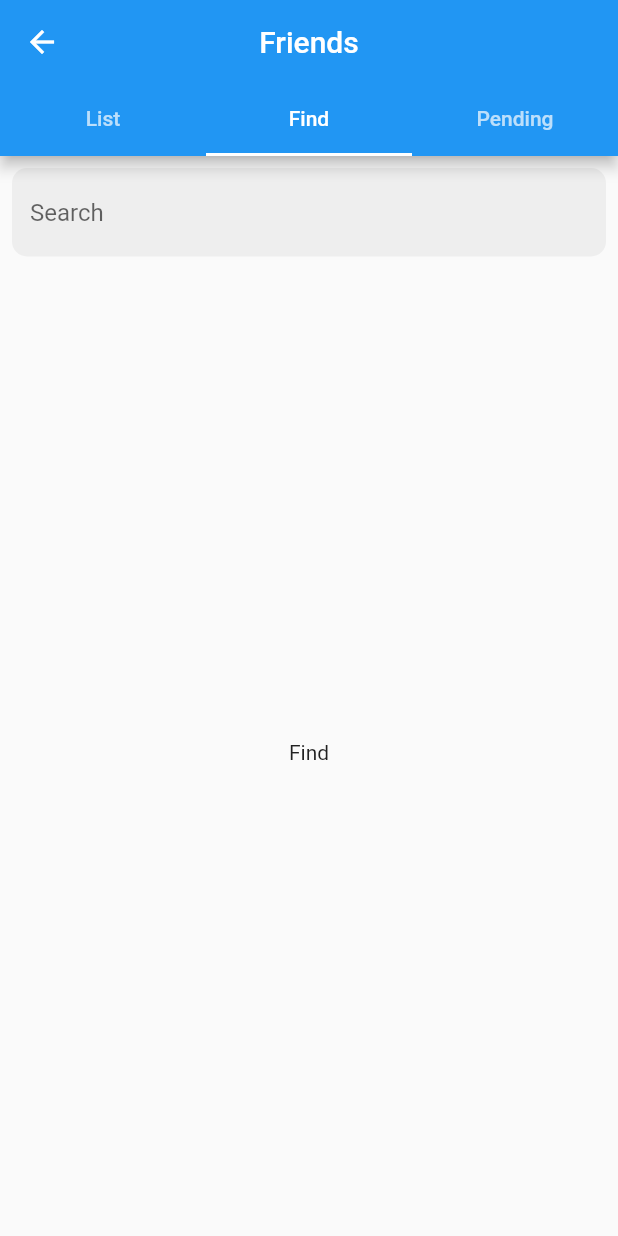
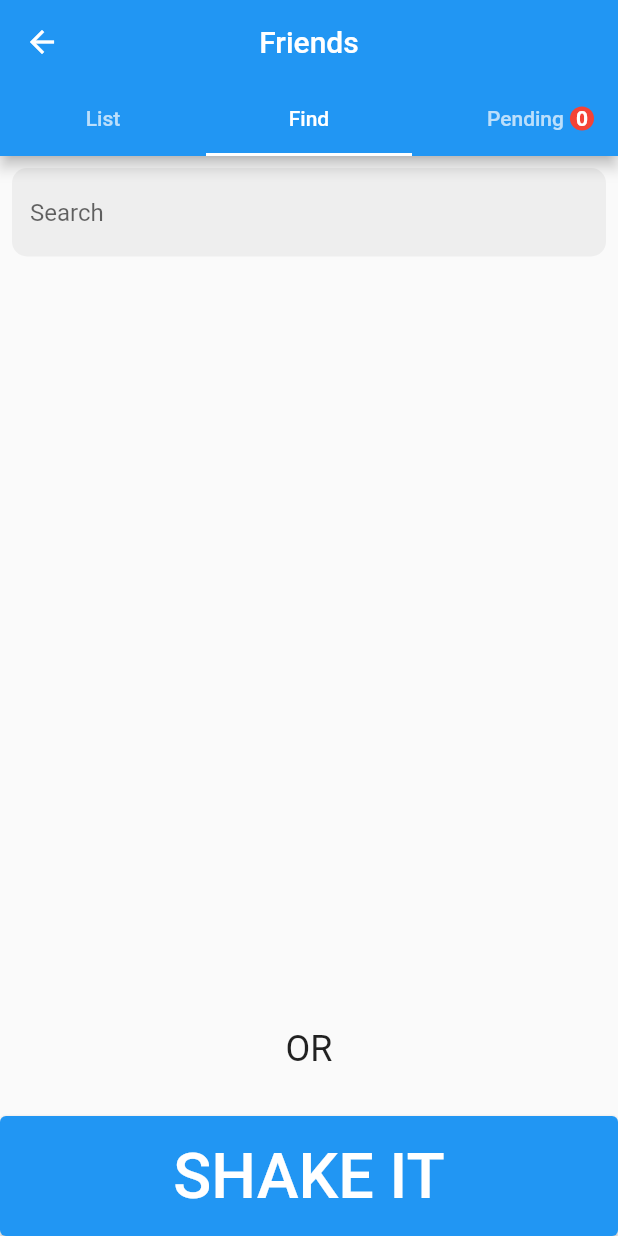
Before and after one commit to VAKOPWR/project_jelly, a Flutter app: the FriendsPage screen opened by its route, tab 2 chosen, on a phone screen of 412 x 824 dp. Run offline on Flutter 3.47's test engine with Material 2 defaults, Android fonts, the light colour scheme and no system bars; our stand-ins replace form_field_validator, geolocator, google_maps_flutter, location; network calls fail; project files that could hold a hidden picture were left out.

Commit message:
some refactor

```diff
--- /dev/null
+++ b/lib/misc/enum.dart
@@ -0,0 +1,5 @@
+enum TabType {
+  list, // Represents the "List" tab
+  find, // Represents the "Find" tab
+  pending, // Represents the "Pending" tab
+}
--- a/lib/pages/friends.dart
+++ b/lib/pages/friends.dart
@@ -5,6 +5,7 @@ import 'package:flutter/material.dart';
 import 'package:google_maps_flutter/google_maps_flutter.dart';
 
 import '../classes/Friend.dart';
+import '../widgets/SearchBar.dart';
 
 const int _numberOfTabs = 3;
 
@@ -15,47 +16,73 @@ class FriendsPage extends StatefulWidget {
   State<FriendsPage> createState() => _FriendsPageState();
 }
 
-class _FriendsPageState extends State<FriendsPage> {
-  void getData() {}
-
-  bool _isProgressBarShown = true;
+class _FriendsPageState extends State<FriendsPage>
+    with SingleTickerProviderStateMixin {
   final _biggerFont = const TextStyle(fontSize: 18.0);
   List<Friend> _listFriends = [];
+  late TabController _tabController;
 
   @override
   void initState() {
     super.initState();
+    _tabController = TabController(length: _numberOfTabs, vsync: this);
+    _tabController.addListener(() {
+      setState(() {});
+    });
     _fetchFriendsList();
   }
 
   @override
-  Widget build(BuildContext context) {
-    Widget widget;
+  void dispose() {
+    _tabController.dispose();
+    super.dispose();
+  }
 
-    if (_isProgressBarShown) {
-      widget = const Center(
-          child: Padding(
-              padding: EdgeInsets.only(left: 16.0, right: 16.0),
-              child: CircularProgressIndicator()));
-    } else {
-      widget = ListView.builder(
-          shrinkWrap: true,
-          padding: const EdgeInsets.all(0.0),
-          itemBuilder: (context, i) {
-            if (i.isOdd) return const Divider();
-            final friendIndex = i ~/ 2;
-            // # TODO delete this condition
-            if (friendIndex != _listFriends.length) {
-              return _buildRow(_listFriends[friendIndex]);
-            }
-            return null;
+  void _handleTabChange(int newIndex) {
+    setState(() {
+      _tabController.index = newIndex;
     });
   }
 
+  void _handleShakeButtonPressed() {
+    setState(() {
+      // Handle the "SHAKE IT" button action here
+    });
+  }
+
+  @override
+  Widget build(BuildContext context) {
     return DefaultTabController(
       length: _numberOfTabs,
       child: Scaffold(
-        appBar: AppBar(
+        appBar: _buildAppBar(),
+        body: TabBarView(
+          controller: _tabController,
+          children: [
+            FriendListTab(
+              friends: _listFriends,
+              onTabChange: _handleTabChange,
+              buildRowForFriendList: _buildRowForFriendList,
+            ),
+            FriendFindingTab(
+              friends: _listFriends,
+              onTabChange: _handleTabChange,
+              onShakeButtonPressed: _handleShakeButtonPressed,
+              buildRowForFriendFinding: _buildRowForFriendFinding,
+            ),
+            FriendPendingTab(
+              friends: _listFriends,
+              onTabChange: _handleTabChange,
+              buildRowForFriendPending: _buildRowForFriendPending,
+            ),
+          ],
+        ),
+      ),
+    );
+  }
+
+  AppBar _buildAppBar() {
+    return AppBar(
       title: const Text("Friends"),
       centerTitle: true,
       leading: IconButton(
@@ -64,32 +91,44 @@ class _FriendsPageState extends State<FriendsPage> {
           Navigator.pushReplacementNamed(context, '/map');
         },
       ),
-          bottom: const TabBar(
-            tabs: [
-              Tab(text: "List"),
-              Tab(text: "Find"),
-              Tab(text: "Pending"),
-            ],
+      bottom: TabBar(
+        controller: _tabController,
+        tabs: _buildTabsWithBadges(),
+      ),
+    );
+  }
+
+  List<Widget> _buildTabsWithBadges() {
+    return [
+      const Tab(text: "List"),
+      const Tab(text: "Find"),
+      Tab(
+        child: Row(
+          mainAxisAlignment: MainAxisAlignment.end,
+          children: [
+            const Text("Pending"),
+            Container(
+              margin: const EdgeInsets.only(left: 4.0),
+              padding: const EdgeInsets.all(4.0),
+              decoration: const BoxDecoration(
+                shape: BoxShape.circle,
+                color: Colors.red,
+              ),
+              child: Text(
+                _listFriends.length.toString(),
+                style: const TextStyle(
+                  color: Colors.white,
+                  fontWeight: FontWeight.bold,
                 ),
               ),
-        body: TabBarView(
-          children: [
-            SearchBarWidget(
-              content: widget,
-            ),
-            const SearchBarWidget(
-              content: Center(child: Text("Find")),
-            ),
-            const SearchBarWidget(
-              content: Center(child: Text("Pending")),
             ),
           ],
         ),
       ),
-    );
+    ];
   }
 
-  Widget _buildRow(Friend friend) {
+  Widget _buildRowForFriendList(Friend friend) {
     return ListTile(
       leading: const CircleAvatar(
         backgroundColor: Colors.grey,
@@ -123,8 +162,63 @@ class _FriendsPageState extends State<FriendsPage> {
     );
   }
 
+  Widget _buildRowForFriendFinding(Friend friend) {
+    return ListTile(
+      leading: const CircleAvatar(
+        backgroundColor: Colors.grey,
+        backgroundImage: NetworkImage(
+            'https://www.gravatar.com/avatar/205e460b479e2e5b48aec07710c08d50'),
+      ),
+      title: Text(
+        friend.name,
+        style: _biggerFont,
+      ),
+      trailing: Row(
+        mainAxisSize: MainAxisSize.min,
+        children: [
+          IconButton(
+            icon: const Icon(Icons.person_add_alt_1),
+            onPressed: () {},
+          ),
+        ],
+      ),
+      onTap: () {
+        setState(() {});
+      },
+    );
+  }
+
+  Widget _buildRowForFriendPending(Friend friend) {
+    return ListTile(
+      leading: const CircleAvatar(
+        backgroundColor: Colors.grey,
+        backgroundImage: NetworkImage(
+            'https://www.gravatar.com/avatar/205e460b479e2e5b48aec07710c08d50'),
+      ),
+      title: Text(
+        friend.name,
+        style: _biggerFont,
+      ),
+      trailing: Row(
+        mainAxisSize: MainAxisSize.min,
+        children: [
+          IconButton(
+            icon: const Icon(Icons.add),
+            onPressed: () {},
+          ),
+          IconButton(
+            icon: const Icon(Icons.close),
+            onPressed: () {},
+          ),
+        ],
+      ),
+      onTap: () {
+        setState(() {});
+      },
+    );
+  }
+
   _fetchFriendsList() async {
-    _isProgressBarShown = true;
     var url = 'https://jsonplaceholder.typicode.com/users';
     var httpClient = HttpClient();
     List<Friend> listFriends = [];
@@ -159,8 +253,8 @@ class _FriendsPageState extends State<FriendsPage> {
           String avatar =
               'https://www.gravatar.com/avatar/205e460b479e2e5b48aec07710c08d50';
 
-          Friend friendModel = Friend(
-              name, avatar, LatLng(latitude, longitude));
+          Friend friendModel =
+              Friend(name, avatar, LatLng(latitude, longitude));
           listFriends.add(friendModel);
         }
       }
@@ -172,38 +266,122 @@ class _FriendsPageState extends State<FriendsPage> {
 
     setState(() {
       _listFriends = listFriends;
-      _isProgressBarShown = false;
     });
   }
 }
 
+class FriendListTab extends StatelessWidget {
+  final List<Friend> friends;
+  final void Function(int) onTabChange;
+  final Widget Function(Friend) buildRowForFriendList;
 
+  const FriendListTab({super.key,
+    required this.friends,
+    required this.onTabChange,
+    required this.buildRowForFriendList,
+  });
 
-class SearchBarWidget extends StatelessWidget {
-  final Widget content;
+  @override
+  Widget build(BuildContext context) {
+    return SearchBarWidget(
+      content: ListView.builder(
+        itemCount: friends.length * 2,
+        itemBuilder: (context, i) {
+          if (i.isOdd) return const Divider();
+          final friendIndex = i ~/ 2;
+          if (friendIndex < friends.length) {
+            return buildRowForFriendList(friends[friendIndex]);
+          }
+          return null;
+        },
+      ),
+    );
+  }
+}
 
-  const SearchBarWidget({super.key, required this.content});
+class FriendFindingTab extends StatelessWidget {
+  final List<Friend> friends;
+  final void Function(int) onTabChange;
+  final VoidCallback? onShakeButtonPressed;
+  final Widget Function(Friend) buildRowForFriendFinding;
+
+  const FriendFindingTab({
+    Key? key,
+    required this.friends,
+    required this.onTabChange,
+    this.onShakeButtonPressed,
+    required this.buildRowForFriendFinding,
+  }) : super(key: key);
 
   @override
   Widget build(BuildContext context) {
     return Column(
       children: [
-        Padding(
-          padding: const EdgeInsets.all(8.0),
-          child: TextField(
-            decoration: InputDecoration(
-              hintText: "Search",
-              filled: true,
-              fillColor: Colors.grey[200],
-              border: OutlineInputBorder(
-                borderRadius: BorderRadius.circular(10.0),
-                borderSide: BorderSide.none,
+        Expanded(
+          child: SearchBarWidget(
+            content: ListView.builder(
+              itemCount: friends.length * 2,
+              itemBuilder: (context, i) {
+                if (i.isOdd) return const Divider();
+                final friendIndex = i ~/ 2;
+                if (friendIndex < friends.length) {
+                  return buildRowForFriendFinding(friends[friendIndex]);
+                }
+                return null;
+              },
             ),
           ),
         ),
+        const SizedBox(
+          height: 90.0,
+          child: Center(
+            child: Text(
+              "OR",
+              style: TextStyle(fontSize: 24.0),
             ),
-        Expanded(child: content),
+          ),
+        ),
+        SizedBox(
+          width: double.infinity,
+          height: 80.0,
+          child: ElevatedButton(
+            onPressed: onShakeButtonPressed,
+            child: const Text(
+              "SHAKE IT",
+              style: TextStyle(fontSize: 42.0),
+            ),
+          ),
+        ),
       ],
     );
   }
 }
+
+class FriendPendingTab extends StatelessWidget {
+  final List<Friend> friends;
+  final void Function(int) onTabChange;
+  final Widget Function(Friend) buildRowForFriendPending;
+
+  const FriendPendingTab({super.key,
+    required this.friends,
+    required this.onTabChange,
+    required this.buildRowForFriendPending,
+  });
+
+  @override
+  Widget build(BuildContext context) {
+    return SearchBarWidget(
+      content: ListView.builder(
+        itemCount: friends.length * 2,
+        itemBuilder: (context, i) {
+          if (i.isOdd) return const Divider();
+          final friendIndex = i ~/ 2;
+          if (friendIndex < friends.length) {
+            return buildRowForFriendPending(friends[friendIndex]);
+          }
+          return null;
+        },
+      ),
+    );
+  }
+}
--- /dev/null
+++ b/lib/widgets/SearchBar.dart
@@ -0,0 +1,30 @@
+import 'package:flutter/material.dart';
+
+class SearchBarWidget extends StatelessWidget {
+  final Widget content;
+
+  const SearchBarWidget({super.key, required this.content});
+
+  @override
+  Widget build(BuildContext context) {
+    return Column(
+      children: [
+        Padding(
+          padding: const EdgeInsets.all(8.0),
+          child: TextField(
+            decoration: InputDecoration(
+              hintText: "Search",
+              filled: true,
+              fillColor: Colors.grey[200],
+              border: OutlineInputBorder(
+                borderRadius: BorderRadius.circular(10.0),
+                borderSide: BorderSide.none,
+              ),
+            ),
+          ),
+        ),
+        Expanded(child: content),
+      ],
+    );
+  }
+}
```
Lines whose indentation alone changed are shown as unchanged.
